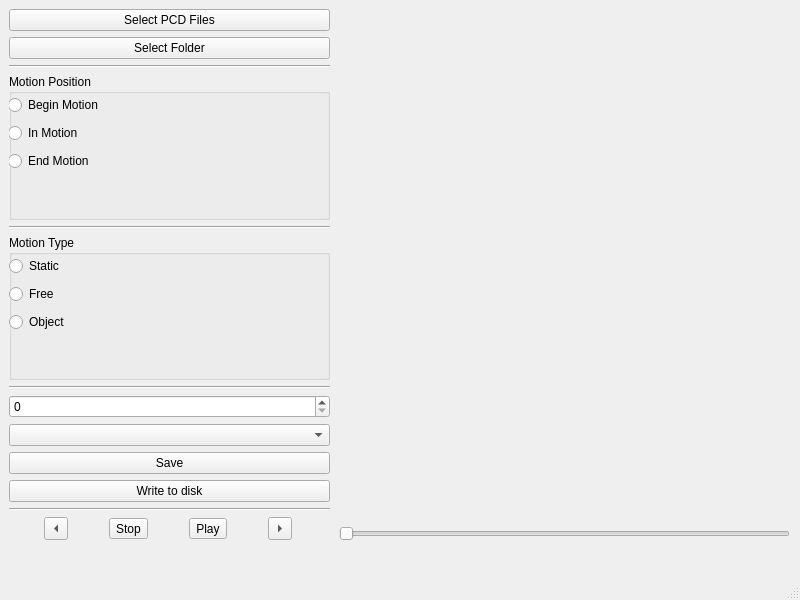
Qt form apps/src/MHMC_video_annotator/mhmc_video_annotator.ui (SebastienDucatteeuw/pcl) before a commit.
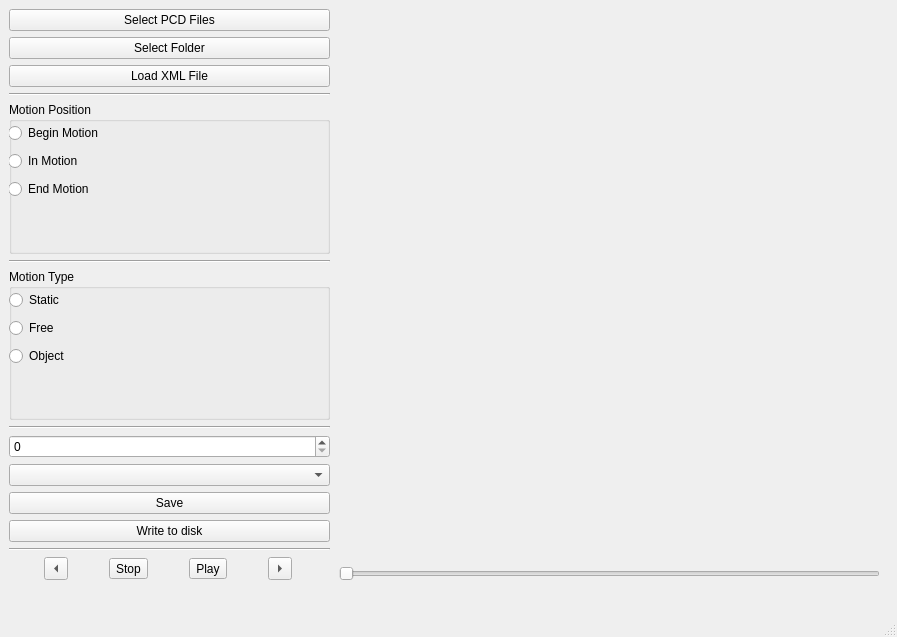
The same form after that commit. Custom widgets are drawn as their Qt base class.

Commit message: Started adding loadXML functionality

Patch:
```diff
--- a/apps/src/MHMC_video_annotator/mhmc_video_annotator.ui
+++ b/apps/src/MHMC_video_annotator/mhmc_video_annotator.ui
@@ -6,8 +6,8 @@
    <rect>
     <x>0</x>
     <y>0</y>
-    <width>800</width>
-    <height>600</height>
+    <width>897</width>
+    <height>637</height>
    </rect>
   </property>
   <property name="windowTitle">
@@ -19,8 +19,8 @@
      <rect>
       <x>339</x>
       <y>10</y>
-      <width>451</width>
-      <height>531</height>
+      <width>541</width>
+      <height>571</height>
      </rect>
     </property>
     <layout class="QVBoxLayout" name="verticalLayout">
@@ -42,7 +42,7 @@
       <x>9</x>
       <y>9</y>
       <width>321</width>
-      <height>531</height>
+      <height>571</height>
      </rect>
     </property>
     <layout class="QVBoxLayout" name="verticalLayout_2">
@@ -60,6 +60,13 @@
        </property>
       </widget>
      </item>
+     <item>
+      <widget class="QPushButton" name="loadXMLButton">
+       <property name="text">
+        <string>Load XML File</string>
+       </property>
+      </widget>
+     </item>
      <item>
       <widget class="Line" name="line_4">
        <property name="orientation">
```
Left out of the diff: 2 changed lines with no effect on the pictures. The commit also changes 2 other files.
